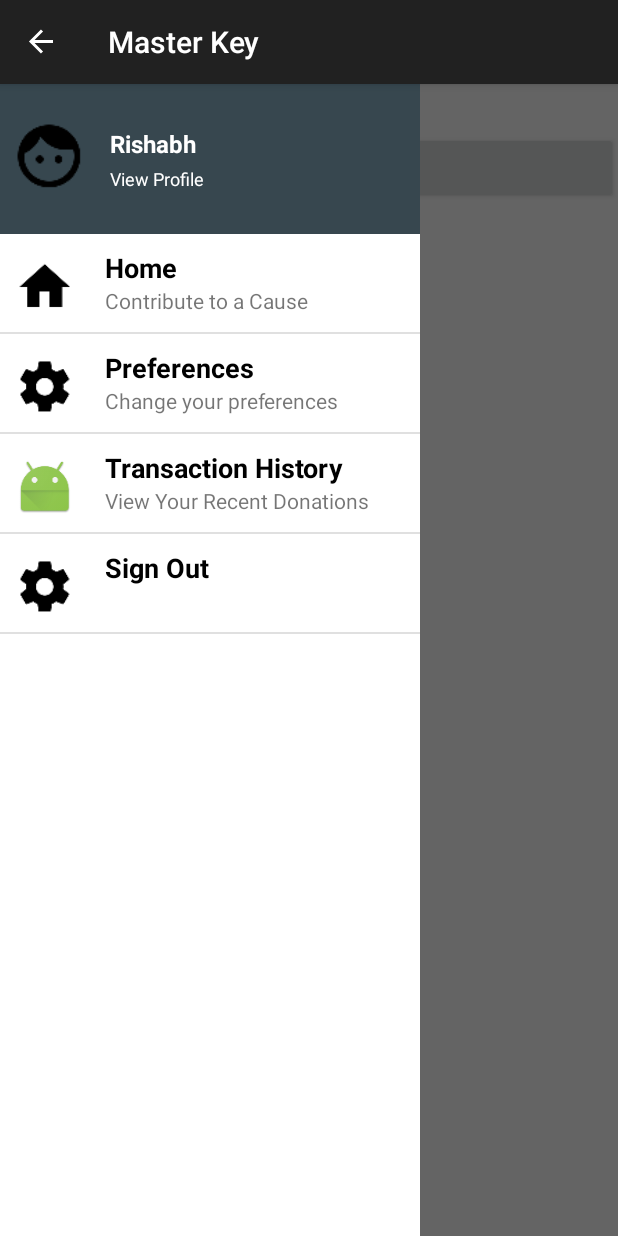
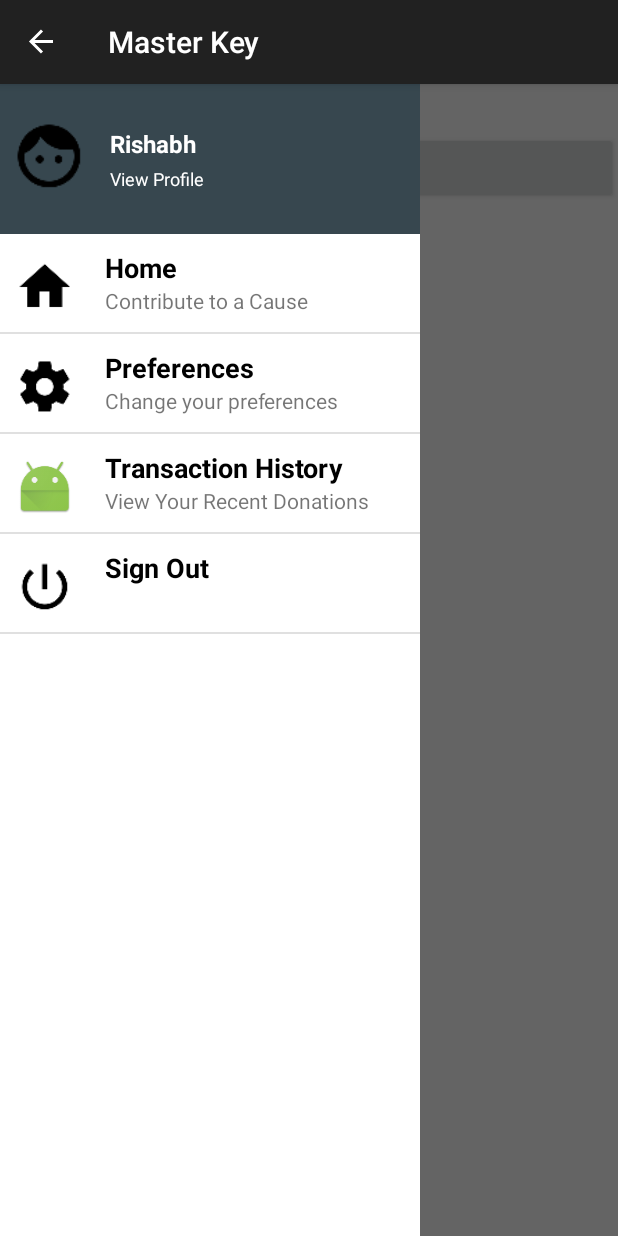
Before and after one commit to rahulsabnis/MasterKey, an Android app: the MainActivity screen opened directly, with no data from a screen before it, with the side drawer open, on a phone screen of 412 x 824 dp. Run offline under Robolectric (Android 15) with nearby library versions, the phone set to English and light mode, and no system bars; libraries missing offline, so code that uses them is left out: com.simplify.android; plain views replace CardEditor; 4 statements that could not run were skipped.

Commit message:
Reverted to correct power icon for sign-out.

```diff
--- a/masterKey/src/main/java/com/mistersofcode/masterkey/MainActivity.java
+++ b/masterKey/src/main/java/com/mistersofcode/masterkey/MainActivity.java
@@ -61,8 +61,8 @@ public class MainActivity extends AppCompatActivity {
         mNavItems.add(new NavItem("Home", "Contribute to a Cause", R.drawable.ic_home_black_36dp));
         mNavItems.add(new NavItem("Preferences", "Change your preferences", R.drawable.ic_settings_black_36dp));
         mNavItems.add(new NavItem("Transaction History", "View Your Recent Donations", R.drawable.ic_launcher));
-        //mNavItems.add(new NavItem("Sign Out", "", R.drawable.ic_power_settings_new_black_36dp));
-        mNavItems.add(new NavItem("Sign Out", "", R.drawable.ic_settings_black_36dp));
+        mNavItems.add(new NavItem("Sign Out", "", R.drawable.ic_power_settings_new_black_36dp));
+
         // DrawerLayout
         mDrawerLayout = (DrawerLayout) findViewById(R.id.drawerLayout);
 
```
